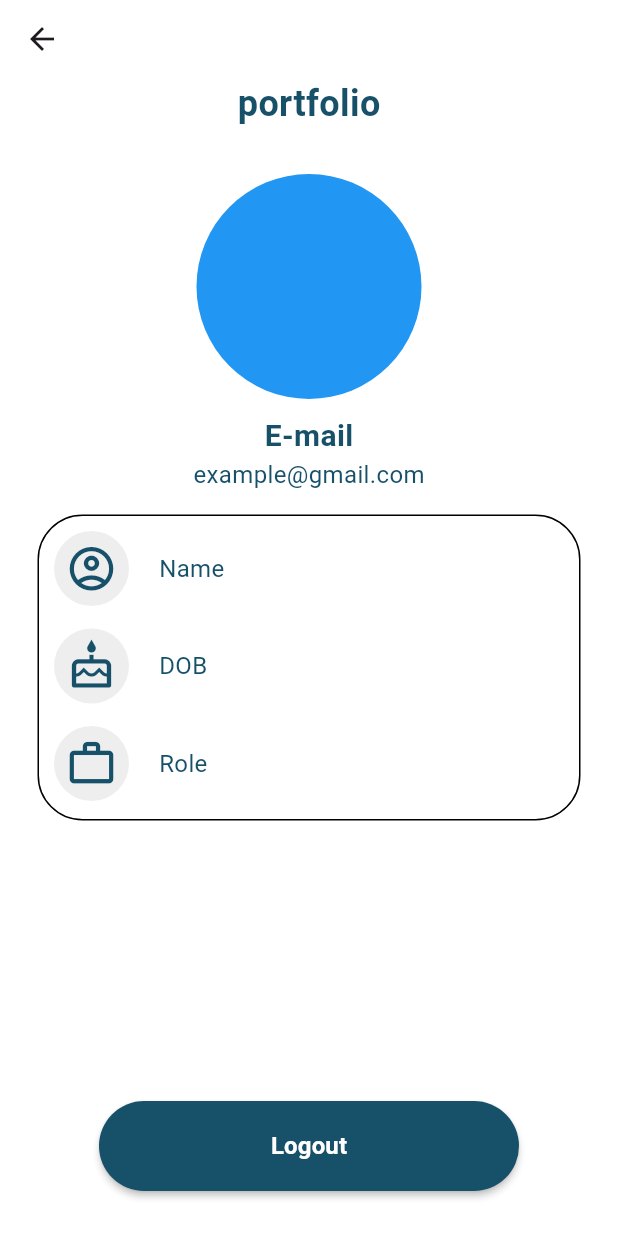
After one commit to Varun-K34/TechQRMaintance, a Flutter app: the PortfolioScreen screen opened directly, on a phone screen of 412 x 824 dp. The commit adds this screen. Run offline on Flutter 3.47's test engine with Material 3 defaults, Android fonts, the light colour scheme and no system bars; our stand-ins replace bloc, dartz, dio, flutter_bloc, freezed_annotation, get_it and 2 more; missing offline and left inert: mobile_scanner; accounts and stored records are empty; network calls fail.

Commit message:
Add PortfolioScreen and related widgets; implement profile navigation and layout

```diff
--- a/lib/Screens/home/home.dart
+++ b/lib/Screens/home/home.dart
@@ -1,7 +1,9 @@
 import 'package:flutter/material.dart';
 import 'package:flutter_bloc/flutter_bloc.dart';
+import 'package:techqrmaintance/Screens/Widgets/page_route_animation.dart';
 import 'package:techqrmaintance/Screens/home/widgets/grid_button.dart';
 import 'package:techqrmaintance/Screens/home/widgets/task_summary.dart';
+import 'package:techqrmaintance/Screens/portfolio/portfolio_screen.dart';
 import 'package:techqrmaintance/application/bloccomplaint/complaintbloc_bloc.dart';
 
 class Home extends StatelessWidget {
@@ -36,10 +38,13 @@ class Home extends StatelessWidget {
     );
     return Scaffold(
       appBar: AppBar(
-        leading: Icon(
-          Icons.account_circle_outlined,
-          size: 35,
-          color: Color(0xff165069),
+        leading: InkWell(
+          onTap: () => onPressProfile(context),
+          child: Icon(
+            Icons.account_circle_outlined,
+            size: 35,
+            color: Color(0xff165069),
+          ),
         ),
         title: Text(
           "Welcome",
@@ -150,4 +155,8 @@ class Home extends StatelessWidget {
       ),
     );
   }
+
+  void onPressProfile(BuildContext context) {
+    Navigator.of(context).push(createRoute(PortfolioScreen()));
+  }
 }
--- /dev/null
+++ b/lib/Screens/portfolio/portfolio_screen.dart
@@ -0,0 +1,47 @@
+import 'package:flutter/material.dart';
+import 'package:techqrmaintance/Screens/Widgets/custom_button.dart';
+import 'package:techqrmaintance/Screens/portfolio/widgets/middle_widget.dart';
+import 'package:techqrmaintance/Screens/portfolio/widgets/top_widget.dart';
+
+class PortfolioScreen extends StatelessWidget {
+  const PortfolioScreen({super.key});
+
+  @override
+  Widget build(BuildContext context) {
+    final height = MediaQuery.sizeOf(context).height;
+    final width = MediaQuery.sizeOf(context).width;
+    return Scaffold(
+      backgroundColor: Colors.white,
+      appBar: AppBar(
+        backgroundColor: Colors.white,
+        bottom: PreferredSize(
+          preferredSize: Size.fromHeight(30.0),
+          child: Text(
+            "portfolio",
+            style: TextStyle(
+              color: Color(0xff165069),
+              fontSize: 24,
+              fontWeight: FontWeight.w700,
+            ),
+          ),
+        ),
+      ),
+      body: Padding(
+        padding: const EdgeInsets.symmetric(
+          vertical: 30,
+        ),
+        child: Column(
+          children: [
+            TopWidgetportfolio(),
+            MiddleWidget(height: height, width: width),
+            Spacer(),
+            CustomMaterialButton(
+              text: "Logout",
+              onPressed: () {},
+            )
+          ],
+        ),
+      ),
+    );
+  }
+}
--- /dev/null
+++ b/lib/Screens/portfolio/widgets/container_values.dart
@@ -0,0 +1,50 @@
+import 'package:flutter/material.dart';
+
+class ContainerInsidevaluesWidgets extends StatelessWidget {
+  final IconData icon;
+  final String text;
+  const ContainerInsidevaluesWidgets({
+    super.key,
+    required this.icon,
+    required this.text,
+  });
+
+  @override
+  Widget build(BuildContext context) {
+    return Padding(
+      padding: const EdgeInsets.only(
+        top: 10,
+        left: 10,
+        bottom: 5,
+      ),
+      child: Row(
+        children: [
+          Container(
+            height: 50,
+            width: 50, // Add width to the container
+            decoration: BoxDecoration(
+              shape: BoxShape.circle,
+              color: Colors.grey.shade200,
+            ),
+            child: Icon(
+              icon,
+              color: Color(0xff165069),
+              size: 35,
+            ),
+          ),
+          SizedBox(
+            width: 20,
+          ),
+          Text(
+            text,
+            style: TextStyle(
+              color: Color(0xff165069),
+              fontSize: 16,
+              fontWeight: FontWeight.w400,
+            ),
+          ),
+        ],
+      ),
+    );
+  }
+}
--- /dev/null
+++ b/lib/Screens/portfolio/widgets/middle_widget.dart
@@ -0,0 +1,42 @@
+import 'package:flutter/material.dart';
+import 'package:techqrmaintance/Screens/portfolio/widgets/container_values.dart';
+
+class MiddleWidget extends StatelessWidget {
+  const MiddleWidget({
+    super.key,
+    required this.height,
+    required this.width,
+  });
+
+  final double height;
+  final double width;
+
+  @override
+  Widget build(BuildContext context) {
+    return Container(
+      height: height - 620,
+      width: width - 50,
+      decoration: BoxDecoration(
+        color: Colors.transparent,
+        borderRadius: BorderRadius.circular(30),
+        border: Border.all(color: Colors.black),
+      ),
+      child: Column(
+        children: [
+          ContainerInsidevaluesWidgets(
+            icon: Icons.account_circle_outlined,
+            text: "Name",
+          ),
+          ContainerInsidevaluesWidgets(
+            icon: Icons.cake_outlined,
+            text: "DOB",
+          ),
+          ContainerInsidevaluesWidgets(
+            icon: Icons.work_outline_outlined,
+            text: "Role",
+          ),
+        ],
+      ),
+    );
+  }
+}
--- /dev/null
+++ b/lib/Screens/portfolio/widgets/top_widget.dart
@@ -0,0 +1,44 @@
+import 'package:flutter/material.dart';
+
+class TopWidgetportfolio extends StatelessWidget {
+  const TopWidgetportfolio({
+    super.key,
+  });
+
+  @override
+  Widget build(BuildContext context) {
+    return Padding(
+      padding: const EdgeInsets.only(bottom: 15),
+      child: Column(
+        children: [
+          Container(
+            height: 150,
+            decoration: BoxDecoration(
+              shape: BoxShape.circle,
+              color: Colors.blue,
+            ),
+          ),
+          SizedBox(
+            height: 10,
+          ),
+          Text(
+            "E-mail",
+            style: TextStyle(
+              color: Color(0xff165069),
+              fontSize: 20,
+              fontWeight: FontWeight.w700,
+            ),
+          ),
+          Text(
+            "example@gmail.com",
+            style: TextStyle(
+              color: Color(0xff165069),
+              fontSize: 16,
+              fontWeight: FontWeight.w400,
+            ),
+          )
+        ],
+      ),
+    );
+  }
+}
--- a/lib/main.dart
+++ b/lib/main.dart
@@ -1,3 +1,4 @@
+import 'package:techqrmaintance/Screens/portfolio/portfolio_screen.dart';
 import 'package:techqrmaintance/application/authbloc/authbloc_bloc.dart';
 import 'package:techqrmaintance/application/bloccomplaint/complaintbloc_bloc.dart';
 import 'package:techqrmaintance/application/logbloc/logbloc_bloc.dart';
```
